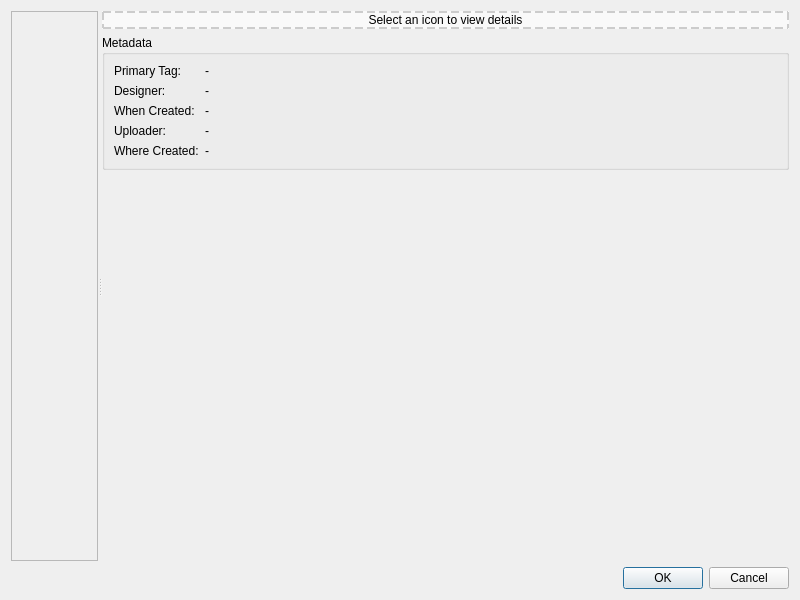
Old version of the form map_icons_dialog_base.ui in the repository su-cartography/github-icon-plugin.
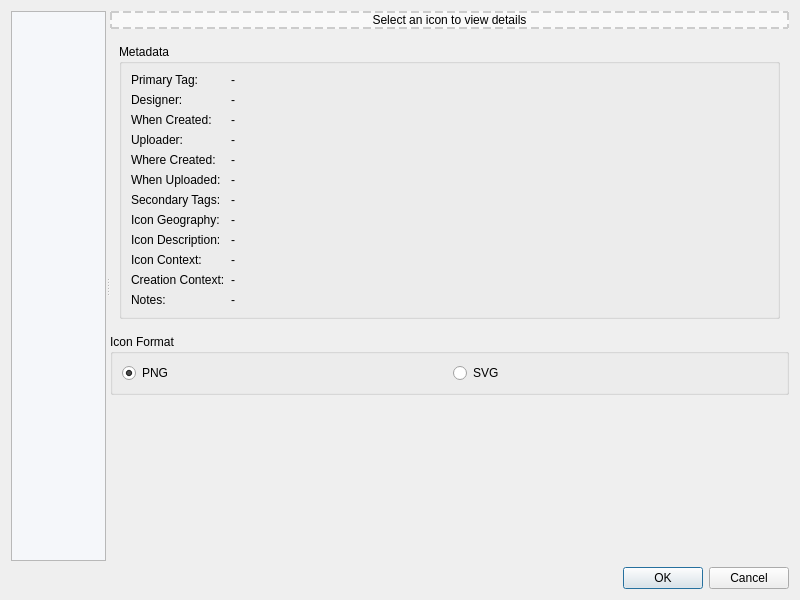
New version of the form.

```diff
--- a/map_icons_dialog_base.ui
+++ b/map_icons_dialog_base.ui
@@ -26,8 +26,36 @@
       <property name="widgetResizable">
        <bool>true</bool>
       </property>
+      <property name="styleSheet">
+       <string>QScrollArea {
+    background-color: #f5f7fa;
+    border: none;
+}
+QScrollArea > QWidget > QWidget {
+    background-color: #f5f7fa;
+}</string>
+      </property>
       <widget class="QWidget" name="scrollAreaWidgetContents">
-       <layout class="QGridLayout" name="iconLayout"/>
+       <property name="styleSheet">
+        <string>background-color: #f5f7fa;</string>
+       </property>
+       <layout class="QGridLayout" name="iconLayout">
+        <property name="spacing">
+         <number>12</number>
+        </property>
+        <property name="leftMargin">
+         <number>10</number>
+        </property>
+        <property name="topMargin">
+         <number>10</number>
+        </property>
+        <property name="rightMargin">
+         <number>10</number>
+        </property>
+        <property name="bottomMargin">
+         <number>10</number>
+        </property>
+       </layout>
       </widget>
      </widget>
      
@@ -60,7 +88,31 @@
        
        <!-- Metadata Fields -->
        <item>
-        <widget class="QGroupBox" name="metadataGroup">
+        <widget class="QScrollArea" name="metadataScrollArea">
+         <property name="widgetResizable">
+          <bool>true</bool>
+         </property>
+         <property name="horizontalScrollBarPolicy">
+          <enum>Qt::ScrollBarAsNeeded</enum>
+         </property>
+         <property name="verticalScrollBarPolicy">
+          <enum>Qt::ScrollBarAsNeeded</enum>
+         </property>
+         <property name="frameShape">
+          <enum>QFrame::NoFrame</enum>
+         </property>
+         <widget class="QWidget" name="metadataScrollContents">
+          <property name="geometry">
+           <rect>
+            <x>0</x>
+            <y>0</y>
+            <width>350</width>
+            <height>600</height>
+           </rect>
+          </property>
+          <layout class="QVBoxLayout" name="metadataScrollLayout">
+           <item>
+            <widget class="QGroupBox" name="metadataGroup">
          <property name="title">
           <string>Metadata</string>
          </property>
@@ -132,6 +184,181 @@
            <widget class="QLabel" name="modifiedValue">
             <property name="text">
              <string>-</string>
+            </property>
+           </widget>
+          </item>
+          <item row="5" column="0">
+           <widget class="QLabel" name="whenUploadedLabel">
+            <property name="text">
+             <string>When Uploaded:</string>
+            </property>
+           </widget>
+          </item>
+          <item row="5" column="1">
+           <widget class="QLabel" name="whenUploadedValue">
+            <property name="text">
+             <string>-</string>
+            </property>
+           </widget>
+          </item>
+          <item row="6" column="0">
+           <widget class="QLabel" name="secondaryTagsLabel">
+            <property name="text">
+             <string>Secondary Tags:</string>
+            </property>
+           </widget>
+          </item>
+          <item row="6" column="1">
+           <widget class="QLabel" name="secondaryTagsValue">
+            <property name="text">
+             <string>-</string>
+            </property>
+            <property name="wordWrap">
+             <bool>true</bool>
+            </property>
+           </widget>
+          </item>
+          <item row="7" column="0">
+           <widget class="QLabel" name="iconGeographyLabel">
+            <property name="text">
+             <string>Icon Geography:</string>
+            </property>
+           </widget>
+          </item>
+          <item row="7" column="1">
+           <widget class="QLabel" name="iconGeographyValue">
+            <property name="text">
+             <string>-</string>
+            </property>
+            <property name="wordWrap">
+             <bool>true</bool>
+            </property>
+           </widget>
+          </item>
+          <item row="8" column="0">
+           <widget class="QLabel" name="iconDescriptionLabel">
+            <property name="text">
+             <string>Icon Description:</string>
+            </property>
+           </widget>
+          </item>
+          <item row="8" column="1">
+           <widget class="QLabel" name="iconDescriptionValue">
+            <property name="text">
+             <string>-</string>
+            </property>
+            <property name="wordWrap">
+             <bool>true</bool>
+            </property>
+            <property name="alignment">
+             <set>Qt::AlignLeft|Qt::AlignTop</set>
+            </property>
+           </widget>
+          </item>
+          <item row="9" column="0">
+           <widget class="QLabel" name="iconContextLabel">
+            <property name="text">
+             <string>Icon Context:</string>
+            </property>
+           </widget>
+          </item>
+          <item row="9" column="1">
+           <widget class="QLabel" name="iconContextValue">
+            <property name="text">
+             <string>-</string>
+            </property>
+            <property name="wordWrap">
+             <bool>true</bool>
+            </property>
+           </widget>
+          </item>
+          <item row="10" column="0">
+           <widget class="QLabel" name="creationContextLabel">
+            <property name="text">
+             <string>Creation Context:</string>
+            </property>
+           </widget>
+          </item>
+          <item row="10" column="1">
+           <widget class="QLabel" name="creationContextValue">
+            <property name="text">
+             <string>-</string>
+            </property>
+            <property name="minimumHeight">
+             <number>60</number>
+            </property>
+            <property name="minimumWidth">
+             <number>200</number>
+            </property>
+            <property name="wordWrap">
+             <bool>true</bool>
+            </property>
+            <property name="alignment">
+             <set>Qt::AlignLeft|Qt::AlignTop</set>
+            </property>
+            <property name="textInteractionFlags">
+             <set>Qt::TextSelectableByMouse|Qt::LinksAccessibleByMouse</set>
+            </property>
+            <property name="openExternalLinks">
+             <bool>true</bool>
+            </property>
+            <property name="sizePolicy">
+             <sizepolicy hsizetype="Expanding" vsizetype="Preferred">
+              <horstretch>1</horstretch>
+              <verstretch>0</verstretch>
+             </sizepolicy>
+            </property>
+           </widget>
+          </item>
+          <item row="11" column="0">
+           <widget class="QLabel" name="notesLabel">
+            <property name="text">
+             <string>Notes:</string>
+            </property>
+           </widget>
+          </item>
+          <item row="11" column="1">
+           <widget class="QLabel" name="notesValue">
+            <property name="text">
+             <string>-</string>
+            </property>
+            <property name="wordWrap">
+             <bool>true</bool>
+            </property>
+            <property name="alignment">
+             <set>Qt::AlignLeft|Qt::AlignTop</set>
+            </property>
+           </widget>
+          </item>
+         </layout>
+        </widget>
+           </item>
+          </layout>
+         </widget>
+        </widget>
+       </item>
+       
+       <!-- Icon Format Selection -->
+       <item>
+        <widget class="QGroupBox" name="formatGroup">
+         <property name="title">
+          <string>Icon Format</string>
+         </property>
+         <layout class="QHBoxLayout" name="formatLayout">
+          <item>
+           <widget class="QRadioButton" name="pngFormatRadio">
+            <property name="text">
+             <string>PNG</string>
+            </property>
+            <property name="checked">
+             <bool>true</bool>
+            </property>
+           </widget>
+          </item>
+          <item>
+           <widget class="QRadioButton" name="svgFormatRadio">
+            <property name="text">
+             <string>SVG</string>
             </property>
            </widget>
           </item>
```
Left out of the diff: 4 changed lines with no effect on the pictures.
